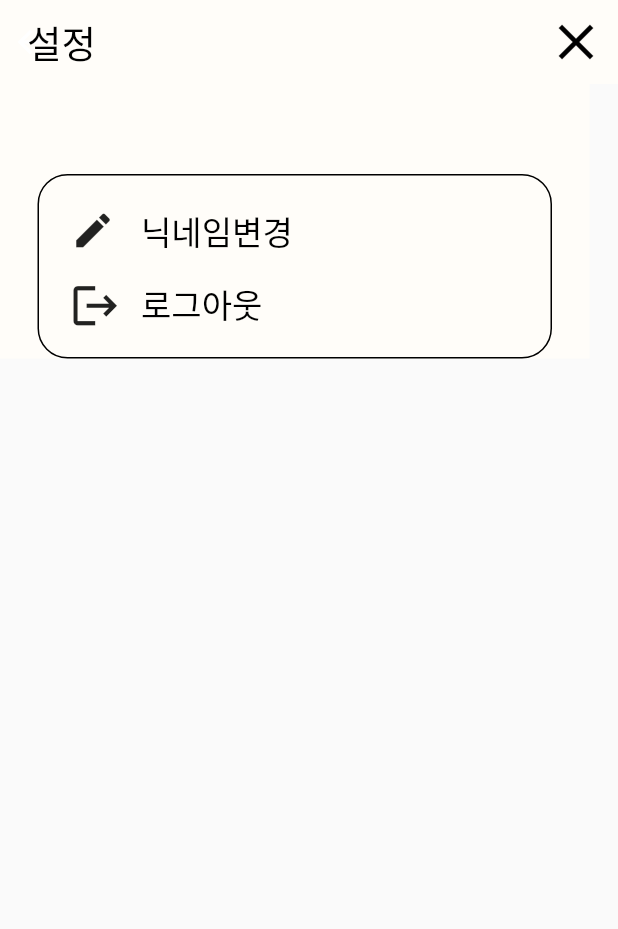
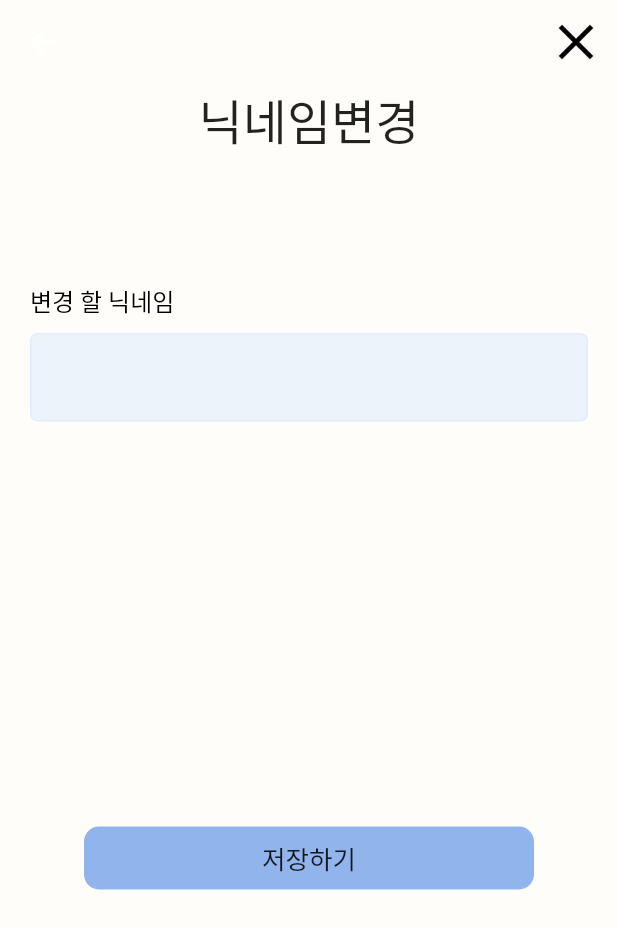
Before and after one commit to CUK-CATSTONES/today_dot, a Flutter app: the SettingScreen screen opened directly, after a tap on the "edit" icon, on a phone screen of 412 x 824 dp. Shown: the top 929 px of the screen. Run offline on Flutter 3.47's test engine with Material 2 defaults, Android fonts, the phone set to English and light mode, and no system bars; our stand-ins replace firebase_auth, firebase_core, get; accounts and stored records are empty.

Commit message:
ADD: ChangeNameUI

```diff
--- /dev/null
+++ b/lib/view/screen/change_name_screen.dart
@@ -0,0 +1,60 @@
+import 'package:flutter/material.dart';
+import 'package:get/get.dart';
+import 'package:get/get_core/src/get_main.dart';
+import 'package:today_dot/view/screen/setting_screen.dart';
+import 'package:today_dot/view/widget/textfield_widget.dart';
+
+import '../widget/button_widget.dart';
+
+class ChangeNameScreen extends StatelessWidget{
+  const ChangeNameScreen({Key? key}) : super(key: key);
+
+  @override
+  Widget build(BuildContext context) {
+   return Scaffold(
+     resizeToAvoidBottomInset: false,
+     appBar: AppBar(
+       backgroundColor: Color(0xFFFFFDF9),
+       elevation: 0,
+       actions: <Widget> [
+         new IconButton(
+           iconSize: 40,
+           icon: Icon(Icons.close),
+           color: Colors.black,
+           onPressed: (){
+             Navigator.push(
+               context,
+               MaterialPageRoute(builder: (context) => SettingScreen()),
+             );
+           },
+         )
+       ],
+     ),
+
+     body: Container(
+       width: double.infinity,
+       color: Color(0xFFFFFDF9),
+       child: Column(
+         children: [
+           Text('닉네임변경',style: TextStyle(fontSize: 32.0),),
+           Padding(
+             padding: EdgeInsets.fromLTRB(20,85,20,240),
+             child: TextFieldWidget(
+             fieldTitle: '변경 할 닉네임',
+             validator: (value) {},
+           ),
+           ),
+           ButtonWidget(
+               bgColor: const Color(0xff92B4EC),
+               label: '저장하기',
+               onTap: () {
+                 print("저장");
+               }),
+
+         ],
+       ),
+   ),
+
+   );
+  }
+}
--- a/lib/view/screen/setting_screen.dart
+++ b/lib/view/screen/setting_screen.dart
@@ -3,6 +3,8 @@ import 'dart:io';
 import 'package:flutter/material.dart';
 import 'package:get/get.dart';
 import 'package:get/get_core/src/get_main.dart';
+
+import 'change_name_screen.dart';
 
 class SettingScreen extends StatelessWidget{
   const SettingScreen({Key? key}) : super(key: key);
@@ -47,17 +49,17 @@ class SettingScreen extends StatelessWidget{
                 children: [
                   IconButton(
                     onPressed: (){
-                      print('닉네임변경');
+                      Navigator.push(context, MaterialPageRoute(builder:
+                          (context) => ChangeNameScreen()),);
                     },
                     icon: Icon(Icons.edit, size: 30,),
                   ),
                   TextButton(
                       onPressed:  (){
-                        print('닉네임변경');
-                        /*
+                        //print('닉네임변경');
                         Navigator.push(context, MaterialPageRoute(builder:
-                         (context) => EditNameScreen()),);
-                         */
+                         (context) => ChangeNameScreen()),);
+
                       }, child: Text('닉네임변경', style: TextStyle(color: Colors.black, fontSize:22 ),),
                     style: ButtonStyle(
                       overlayColor: MaterialStateProperty.all(Colors.transparent),
```
